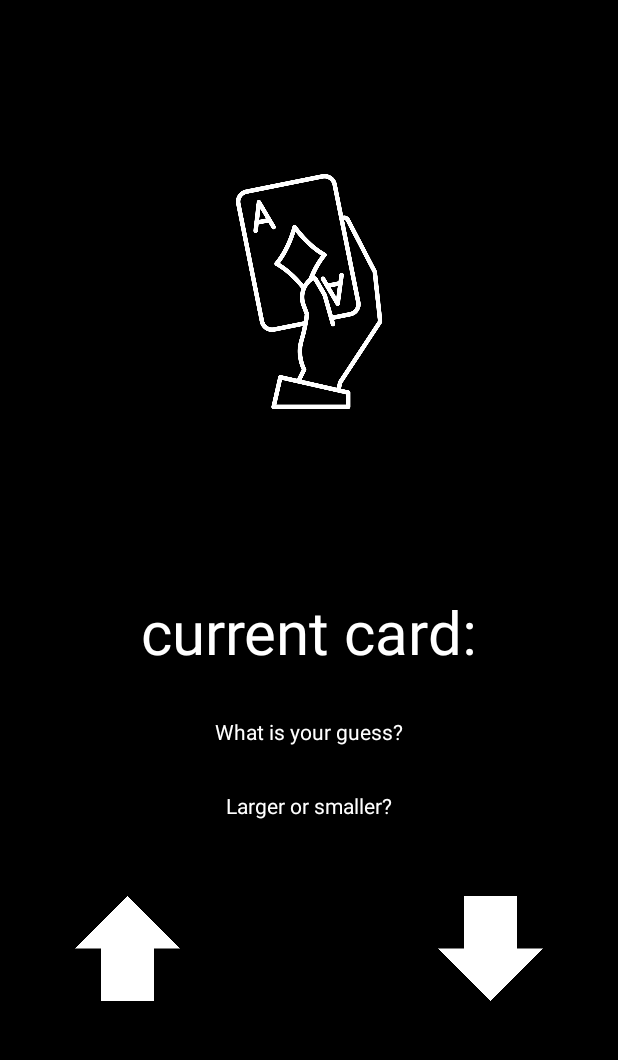
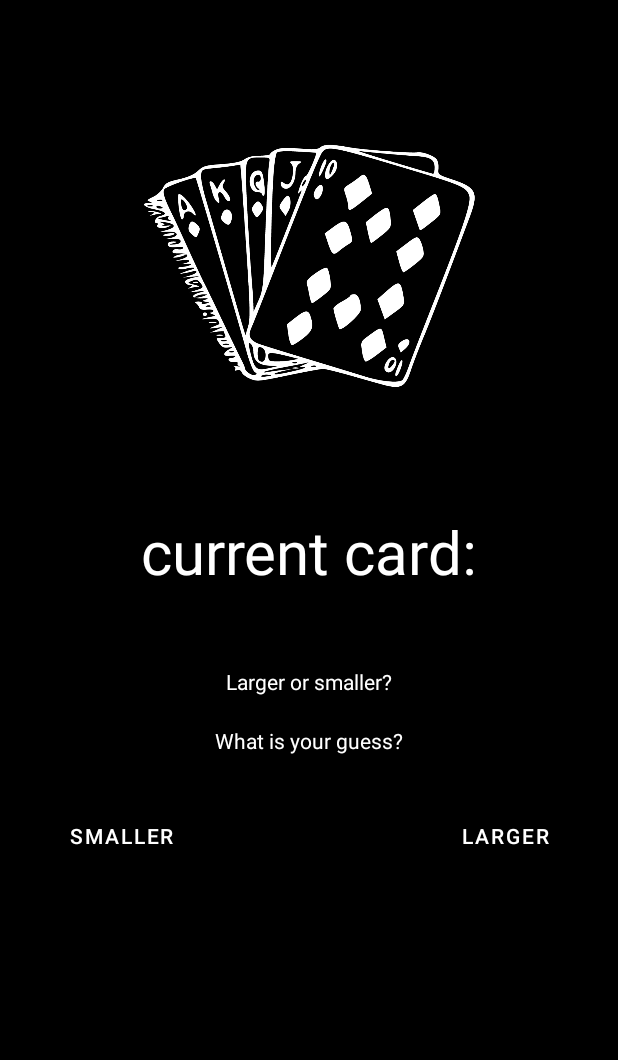
Before and after one commit to claratoll/FU_CardDeck, an Android app: the PlayActivity screen opened directly, with no data from a screen before it, on a phone screen of 412 x 824 dp, the part 62-1122 px from its top. Run offline under Robolectric (Android 15) with nearby library versions, the phone set to English and light mode, and no system bars.

Commit message:
started to get a working game

```diff
--- /dev/null
+++ b/app/src/main/java/com/example/carddeck/Card.kt
@@ -0,0 +1,4 @@
+package com.example.carddeck
+
+class Card (var name: String, var number: Int, var picture: Int) {
+}
--- /dev/null
+++ b/app/src/main/java/com/example/carddeck/CardRecyclerAdapter.kt
@@ -0,0 +1,77 @@
+package com.example.carddeck
+
+import android.content.Context
+import android.view.LayoutInflater
+import android.view.View
+import android.view.ViewGroup
+import android.widget.Button
+import android.widget.ImageView
+import androidx.recyclerview.widget.RecyclerView
+
+
+
+class CardsRecyclerAdapter (val context : Context, val cards : List <Card>) : RecyclerView.Adapter<CardsRecyclerAdapter.ViewHolder>() {
+
+    val layoutInflater = LayoutInflater.from(context)
+
+
+    override fun onCreateViewHolder(parent: ViewGroup, viewType: Int): ViewHolder {
+        val itemView = layoutInflater.inflate(R.layout.show_card, parent, false)
+
+        return ViewHolder(itemView)
+    }
+
+
+    override fun onBindViewHolder(holder: ViewHolder, position: Int) {
+        val card = cards[position]
+
+       // holder.imageView.setImageResource(card.picture)
+
+
+    }
+
+    override fun getItemCount() = cards.size
+
+
+    inner class ViewHolder(itemView: View) : RecyclerView.ViewHolder(itemView) {
+
+        val imageView = itemView.findViewById<ImageView>(R.id.imageView)
+        val largerButton = itemView.findViewById<Button>(R.id.largerButton)
+        val smallerButton = itemView.findViewById<Button>(R.id.smallerButton)
+
+
+
+
+        init {
+            largerButton.setOnClickListener {
+
+                val nextValue : Int = DataManager.cards.size
+            }
+
+
+
+            /*
+            val currentCard = createCard()
+            cardImageView.setImageResource(currentCard)
+            val nextCard = createCard()
+
+            if (currentCard > nextCard){
+                return true
+            } else if (currentCard < nextCard ){
+                return false
+            } else {
+                return false
+            }*/
+
+
+            /*     buyButton.setOnClickListener {
+                DataManager.cards[buyPosition].buy = buyButton.isChecked
+            }*/
+
+
+        }
+
+    }
+
+
+}
--- a/app/src/main/java/com/example/carddeck/PlayActivity.kt
+++ b/app/src/main/java/com/example/carddeck/PlayActivity.kt
@@ -1,11 +1,96 @@
 package com.example.carddeck
+
 
 import androidx.appcompat.app.AppCompatActivity
 import android.os.Bundle
+import android.provider.ContactsContract
+import android.widget.Button
+import android.widget.ImageView
+import android.widget.TextView
+import androidx.recyclerview.widget.LinearLayoutManager
+import androidx.recyclerview.widget.RecyclerView
+import kotlin.random.Random
 
 class PlayActivity : AppCompatActivity() {
+
+    private lateinit var cardText : TextView
+    private lateinit var largerButton : Button
+    private lateinit var smallerButton : Button
+
+    private lateinit var cardImageView: ImageView
+
+    private lateinit var recyclerView: RecyclerView
+
+
+
     override fun onCreate(savedInstanceState: Bundle?) {
         super.onCreate(savedInstanceState)
         setContentView(R.layout.activity_play)
+
+        recyclerView = findViewById(R.id.recyclerView)
+
+        recyclerView.layoutManager = LinearLayoutManager(this)
+        recyclerView.adapter = CardsRecyclerAdapter(this, DataManager.cards)
+
+        /*cardText = findViewById(R.id.currentCard)
+        largerButton = findViewById(R.id.largerButton)
+        smallerButton = findViewById(R.id.smallerButton)
+        cardImageView = findViewById(R.id.cardImageholder)
+
+*/
+        val position = 1
+       // lateinit var currentCard
+        //lateinit var nextCard
+
+//        createCard()
+
+     /*   largerButton.setOnClickListener {
+            checkIfNextCardIsLargerOrSmaller()
+            DataManager.cards[position].name = cardText.text.toString()
+
+        }
+        smallerButton.setOnClickListener{
+            checkIfNextCardIsLargerOrSmaller()
+
+        }*/
     }
+
+    private fun checkIfNextCardIsLargerOrSmaller(): Boolean {
+
+        val currentCard = createCard()
+        cardImageView.setImageResource(currentCard)
+        val nextCard = createCard()
+
+        if (currentCard > nextCard){
+            return true
+        } else if (currentCard < nextCard ){
+            return false
+        } else {
+            return false
+        }
+
+
+    }
+
+
+
+    private fun createCard(): Int {
+        val random = Random
+        val imageInt = random.nextInt(DataManager.cards.size)
+        val image = DataManager.cards.size
+
+        cardText.text = imageInt.toString()
+
+
+       // imageView.setImageResource(image)
+        return image
+
+    }
+
+   /* override fun onResume() {
+        super.onResume()
+
+        recyclerView.adapter?.notifyDataSetChanged()
+    }*/
+
 }
--- a/app/src/main/res/layout/activity_play.xml
+++ b/app/src/main/res/layout/activity_play.xml
@@ -2,73 +2,18 @@
 <androidx.constraintlayout.widget.ConstraintLayout xmlns:android="http://schemas.android.com/apk/res/android"
     xmlns:app="http://schemas.android.com/apk/res-auto"
     xmlns:tools="http://schemas.android.com/tools"
+    android:id="@+id/layout"
     android:layout_width="match_parent"
+    android:layout_height="match_parent"
     android:background="@color/black"
-    android:layout_height="match_parent"
     tools:context=".PlayActivity">
 
 
-    <ImageView
-        android:id="@+id/imageView"
-        android:layout_width="157dp"
-        android:layout_height="199dp"
-        android:layout_marginTop="80dp"
-        app:layout_constraintEnd_toEndOf="parent"
-        app:layout_constraintStart_toStartOf="parent"
-        app:layout_constraintTop_toTopOf="parent"
-        app:srcCompat="@drawable/onecard" />
-
-    <TextView
-        android:id="@+id/currentCard"
-        android:layout_width="wrap_content"
-        android:layout_height="wrap_content"
-        android:layout_marginTop="100dp"
-        android:text="@string/current_card"
-        android:textSize="40sp"
-        android:textColor="@color/white"
-        app:layout_constraintEnd_toEndOf="parent"
-        app:layout_constraintStart_toStartOf="parent"
-        app:layout_constraintTop_toBottomOf="@+id/imageView" />
-
-    <TextView
-        android:id="@+id/whatGuess"
-        android:layout_width="wrap_content"
-        android:layout_height="wrap_content"
-        android:layout_marginTop="30dp"
-        android:text="@string/what_guess"
-        android:textColor="@color/white"
-        app:layout_constraintEnd_toEndOf="parent"
-        app:layout_constraintStart_toStartOf="parent"
-        app:layout_constraintTop_toBottomOf="@+id/currentCard" />
-
-    <TextView
-        android:id="@+id/larger_smaller"
-        android:layout_width="wrap_content"
-        android:layout_height="wrap_content"
-        android:layout_marginTop="30dp"
-        android:text="Larger or smaller?"
-        android:textColor="@color/white"
-        app:layout_constraintEnd_toEndOf="parent"
-        app:layout_constraintStart_toStartOf="parent"
-        app:layout_constraintTop_toBottomOf="@+id/whatGuess" />
-
-    <ImageView
-        android:id="@+id/up"
-        android:layout_width="70dp"
-        android:layout_height="71dp"
-        android:layout_marginStart="50dp"
-        android:layout_marginTop="50dp"
-        app:layout_constraintStart_toStartOf="parent"
-        app:layout_constraintTop_toBottomOf="@+id/larger_smaller"
-        app:srcCompat="@drawable/up_image" />
-
-    <ImageView
-        android:id="@+id/down"
-        android:layout_width="70dp"
-        android:layout_height="71dp"
-        android:layout_marginTop="50dp"
-        android:layout_marginEnd="50dp"
-        app:layout_constraintEnd_toEndOf="parent"
-        app:layout_constraintTop_toBottomOf="@+id/larger_smaller"
-        app:srcCompat="@drawable/down_image" />
+    <androidx.recyclerview.widget.RecyclerView
+        android:id="@+id/recyclerView"
+        android:layout_width="match_parent"
+        android:layout_height="match_parent"
+        tools:layout_editor_absoluteX="1dp"
+        tools:layout_editor_absoluteY="1dp"
+        tools:listitem="@layout/show_card" />
 </androidx.constraintlayout.widget.ConstraintLayout>
--- /dev/null
+++ b/app/src/main/res/layout/show_card.xml
@@ -0,0 +1,74 @@
+<?xml version="1.0" encoding="utf-8"?>
+<androidx.constraintlayout.widget.ConstraintLayout xmlns:android="http://schemas.android.com/apk/res/android"
+    xmlns:app="http://schemas.android.com/apk/res-auto"
+    xmlns:tools="http://schemas.android.com/tools"
+    android:layout_width="match_parent"
+    android:layout_height="match_parent"
+    android:background="@color/black">
+
+
+    <ImageView
+        android:id="@+id/imageView"
+        android:layout_width="263dp"
+        android:layout_height="226dp"
+
+        android:layout_marginTop="50dp"
+        app:layout_constraintEnd_toEndOf="parent"
+        app:layout_constraintStart_toStartOf="parent"
+        app:layout_constraintTop_toTopOf="parent"
+        app:srcCompat="@drawable/cardimage" />
+
+    <TextView
+        android:id="@+id/currentCard"
+        android:layout_width="wrap_content"
+        android:layout_height="wrap_content"
+        android:layout_marginTop="50dp"
+        android:text="@string/current_card"
+        android:textColor="@color/white"
+        android:textSize="40sp"
+        app:layout_constraintEnd_toEndOf="parent"
+        app:layout_constraintStart_toStartOf="parent"
+        app:layout_constraintTop_toBottomOf="@+id/imageView" />
+
+    <TextView
+        android:id="@+id/whatGuess"
+        android:layout_width="wrap_content"
+        android:layout_height="wrap_content"
+        android:layout_marginTop="20dp"
+        android:text="@string/what_guess"
+        android:textColor="@color/white"
+        app:layout_constraintEnd_toEndOf="parent"
+        app:layout_constraintStart_toStartOf="parent"
+        app:layout_constraintTop_toBottomOf="@+id/larger_smaller" />
+
+    <TextView
+        android:id="@+id/larger_smaller"
+        android:layout_width="wrap_content"
+        android:layout_height="wrap_content"
+        android:layout_marginTop="50dp"
+        android:text="@string/larger_or_smaller"
+        android:textColor="@color/white"
+        app:layout_constraintEnd_toEndOf="parent"
+        app:layout_constraintStart_toStartOf="parent"
+        app:layout_constraintTop_toBottomOf="@+id/currentCard" />
+
+    <Button
+        android:id="@+id/largerButton"
+        android:layout_width="wrap_content"
+        android:layout_height="wrap_content"
+        android:layout_marginTop="30dp"
+        android:layout_marginEnd="30dp"
+        android:text="@string/larger"
+        app:layout_constraintEnd_toEndOf="parent"
+        app:layout_constraintTop_toBottomOf="@+id/whatGuess" />
+
+    <Button
+        android:id="@+id/smallerButton"
+        android:layout_width="wrap_content"
+        android:layout_height="wrap_content"
+        android:layout_marginStart="30dp"
+        android:layout_marginTop="30dp"
+        android:text="@string/smaller"
+        app:layout_constraintStart_toStartOf="parent"
+        app:layout_constraintTop_toBottomOf="@+id/whatGuess" />
+</androidx.constraintlayout.widget.ConstraintLayout>
--- a/app/src/main/res/values/strings.xml
+++ b/app/src/main/res/values/strings.xml
@@ -7,4 +7,7 @@
     <string name="won_lost">You guessed correct</string>
     <string name="finished_play_again">And you finished this round.</string>
     <string name="play_again">Do you want to play again?</string>
+    <string name="smaller">smaller</string>
+    <string name="larger">larger</string>
+    <string name="larger_or_smaller">Larger or smaller?</string>
 </resources>
```
Also changed, not shown: app/src/main/java/com/example/carddeck/DataManager.kt (added, +78 -0 lines), app/src/main/java/com/example/carddeck/MainActivity.kt (+13 -0 lines).
